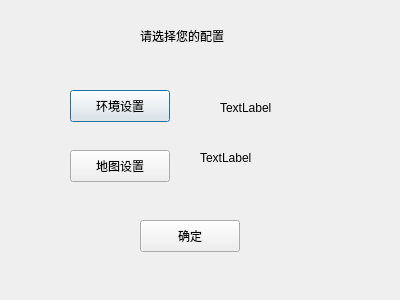
The window that settingpage.ui (UbeCc/SnakeFoP) describes before a commit, drawn with Qt 5.
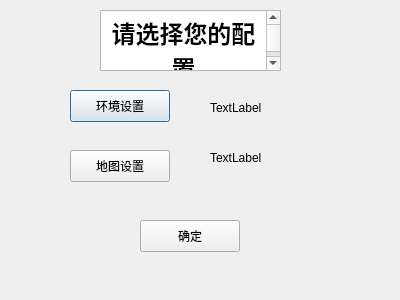
The same window after the commit.

Patch:
```diff
--- a/settingpage.ui
+++ b/settingpage.ui
@@ -16,7 +16,7 @@
   <widget class="QLabel" name="configLabel">
    <property name="geometry">
     <rect>
-     <x>220</x>
+     <x>210</x>
      <y>100</y>
      <width>171</width>
      <height>16</height>
@@ -29,7 +29,7 @@
   <widget class="QLabel" name="mapLabel">
    <property name="geometry">
     <rect>
-     <x>200</x>
+     <x>210</x>
      <y>150</y>
      <width>191</width>
      <height>16</height>
@@ -65,19 +65,6 @@
     <string>地图设置</string>
    </property>
   </widget>
-  <widget class="QLabel" name="label">
-   <property name="geometry">
-    <rect>
-     <x>140</x>
-     <y>20</y>
-     <width>151</width>
-     <height>31</height>
-    </rect>
-   </property>
-   <property name="text">
-    <string>请选择您的配置</string>
-   </property>
-  </widget>
   <widget class="QPushButton" name="confirmButton">
    <property name="geometry">
     <rect>
@@ -91,6 +78,28 @@
     <string>确定</string>
    </property>
   </widget>
+  <widget class="QTextEdit" name="header">
+   <property name="geometry">
+    <rect>
+     <x>100</x>
+     <y>10</y>
+     <width>181</width>
+     <height>61</height>
+    </rect>
+   </property>
+   <property name="html">
+    <string>&lt;!DOCTYPE HTML PUBLIC &quot;-//W3C//DTD HTML 4.0//EN&quot; &quot;http://www.w3.org/TR/REC-html40/strict.dtd&quot;&gt;
+&lt;html&gt;&lt;head&gt;&lt;meta name=&quot;qrichtext&quot; content=&quot;1&quot; /&gt;&lt;meta charset=&quot;utf-8&quot; /&gt;&lt;style type=&quot;text/css&quot;&gt;
+p, li { white-space: pre-wrap; }
+hr { height: 1px; border-width: 0; }
+li.unchecked::marker { content: &quot;\2610&quot;; }
+li.checked::marker { content: &quot;\2612&quot;; }
+&lt;/style&gt;&lt;/head&gt;&lt;body style=&quot; font-family:'.AppleSystemUIFont'; font-size:13pt; font-weight:400; font-style:normal;&quot;&gt;
+&lt;p align=&quot;center&quot; style=&quot; margin-top:0px; margin-bottom:0px; margin-left:0px; margin-right:0px; -qt-block-indent:0; text-indent:0px;&quot;&gt;&lt;span style=&quot; font-size:18pt; font-weight:700;&quot;&gt;请选择您的配置&lt;/span&gt;&lt;/p&gt;
+&lt;p align=&quot;center&quot; style=&quot; margin-top:0px; margin-bottom:0px; margin-left:0px; margin-right:0px; -qt-block-indent:0; text-indent:0px;&quot;&gt;单击选择默认文件&lt;/p&gt;
+&lt;p align=&quot;center&quot; style=&quot; margin-top:0px; margin-bottom:0px; margin-left:0px; margin-right:0px; -qt-block-indent:0; text-indent:0px;&quot;&gt;已有后再单击进行手动选择&lt;/p&gt;&lt;/body&gt;&lt;/html&gt;</string>
+   </property>
+  </widget>
  </widget>
  <resources/>
  <connections/>
```
